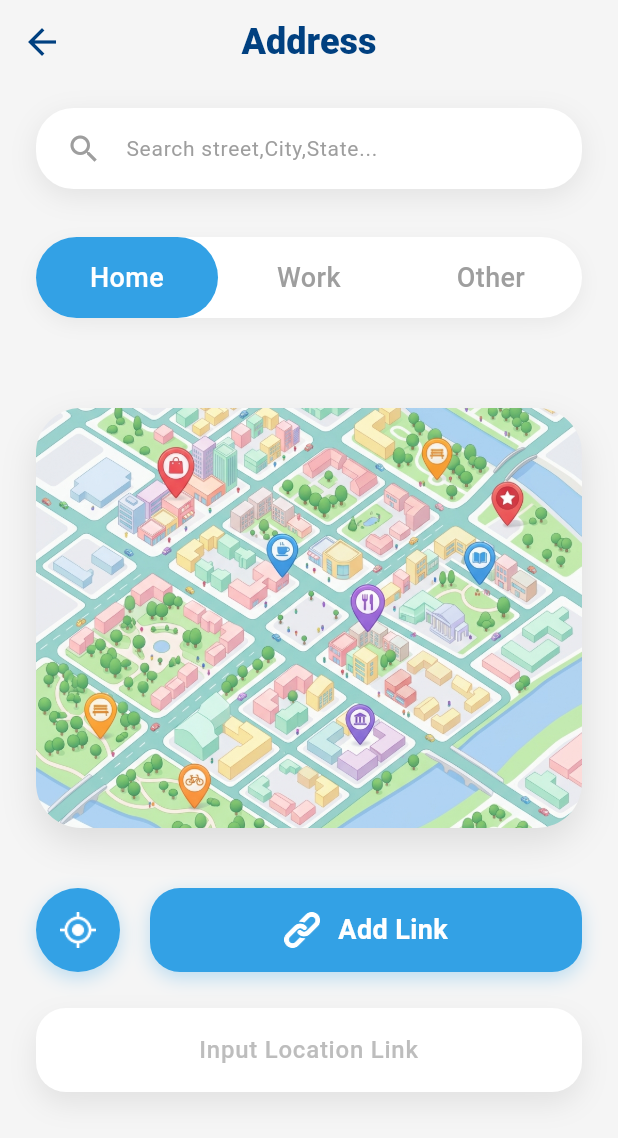
After one commit to AbdelnaeemOsama/contact_navigator, a Flutter app: the AddressPage screen opened directly, on a phone screen of 412 x 824 dp. The commit adds this screen. Shown: the top 1138 px of the screen. Run offline on Flutter 3.47's test engine with Material 3 defaults, Android fonts, the phone set to English and light mode, and no system bars; our stand-ins replace image_picker.

Commit message:
feat: implement address page UI and integrate assets

```diff
--- a/lib/features/contacts/add_contact_page.dart
+++ b/lib/features/contacts/add_contact_page.dart
@@ -2,6 +2,7 @@ import 'dart:io';
 import 'package:flutter/material.dart';
 import 'package:flutter/services.dart';
 import 'package:contact_navigator/core/theme/app_theme.dart';
+import 'package:contact_navigator/features/contacts/address_page.dart';
 import 'package:image_picker/image_picker.dart';
 
 
@@ -134,7 +135,15 @@ class _AddContactPageState extends State<AddContactPage> {
               ),
               _buildField(label: 'Email*', hint: 'Enter email address'),
 
-              _buildField(
+              GestureDetector(
+                onTap: () {
+                  Navigator.push(
+                    context,
+                    MaterialPageRoute(builder: (context) => const AddressPage()),
+                  );
+                },
+                child: AbsorbPointer(
+                  child: _buildField(
                     label: 'Address*',
                     hint: 'Enter address',
                     suffixIcon: Padding(
@@ -143,6 +152,8 @@ class _AddContactPageState extends State<AddContactPage> {
                         'assets/images/add contact/gps 1.png',
                         width: 20,
                         height: 20,
+                      ),
+                    ),
                   ),
                 ),
               ),
@@ -163,7 +174,7 @@ class _AddContactPageState extends State<AddContactPage> {
                   ],
                   image: const DecorationImage(
                     image: AssetImage(
-                        'assets/images/add contact/Modeling For Teens & Kids - Barbizon Modeling 4.png'),
+                        'assets/images/icons_adreeses_page/map_placeholder.png'),
                     fit: BoxFit.cover,
                   ),
                 ),
--- /dev/null
+++ b/lib/features/contacts/address_page.dart
@@ -0,0 +1,252 @@
+import 'package:flutter/material.dart';
+import 'package:contact_navigator/core/theme/app_theme.dart';
+
+class AddressPage extends StatefulWidget {
+  const AddressPage({super.key});
+
+  @override
+  State<AddressPage> createState() => _AddressPageState();
+}
+
+class _AddressPageState extends State<AddressPage> {
+  String selectedType = 'Home';
+
+  @override
+  Widget build(BuildContext context) {
+    return Scaffold(
+      backgroundColor: AppColors.background,
+      appBar: AppBar(
+        backgroundColor: Colors.transparent,
+        elevation: 0,
+        leading: IconButton(
+          icon: const Icon(
+            Icons.arrow_back,
+            color: Color(0xFF004080),
+            size: 28,
+          ),
+          onPressed: () => Navigator.pop(context),
+        ),
+        title: const Text(
+          'Address',
+          style: TextStyle(
+            color: Color(0xFF004080),
+            fontSize: 24,
+            fontWeight: FontWeight.w900,
+          ),
+        ),
+        centerTitle: true,
+      ),
+      body: SingleChildScrollView(
+        child: Padding(
+          padding: const EdgeInsets.symmetric(horizontal: 24.0),
+          child: Column(
+            children: [
+              const SizedBox(height: 16),
+              // Search Bar
+              Container(
+                decoration: BoxDecoration(
+                  color: Colors.white,
+                  borderRadius: BorderRadius.circular(25),
+                  boxShadow: [
+                    BoxShadow(
+                      color: Colors.black.withOpacity(0.08),
+                      blurRadius: 15,
+                      offset: const Offset(0, 5),
+                    ),
+                  ],
+                ),
+                child: const TextField(
+                  decoration: InputDecoration(
+                    hintText: 'Search street,City,State...',
+                    hintStyle: TextStyle(
+                      color: Color(0xFF9E9E9E),
+                      fontSize: 14,
+                      fontWeight: FontWeight.w400,
+                    ),
+                    prefixIcon: Padding(
+                      padding: EdgeInsets.only(left: 20.0, right: 12.0),
+                      child: Icon(
+                        Icons.search,
+                        color: Color(0xFF9E9E9E),
+                        size: 24,
+                      ),
+                    ),
+                    border: InputBorder.none,
+                    contentPadding: EdgeInsets.symmetric(vertical: 15),
+                  ),
+                ),
+              ),
+              const SizedBox(height: 32),
+              // Segmented Control
+              Container(
+                decoration: BoxDecoration(
+                  color: Colors.white,
+                  borderRadius: BorderRadius.circular(30),
+                  boxShadow: [
+                    BoxShadow(
+                      color: Colors.black.withOpacity(0.05),
+                      blurRadius: 10,
+                      offset: const Offset(0, 4),
+                    ),
+                  ],
+                ),
+                child: Row(
+                  children: [
+                    _buildTabItem('Home'),
+                    _buildTabItem('Work'),
+                    _buildTabItem('Other'),
+                  ],
+                ),
+              ),
+              const SizedBox(height: 60),
+              // Map Viewport
+              Container(
+                height: 280,
+                width: double.infinity,
+                decoration: BoxDecoration(
+                  borderRadius: BorderRadius.circular(30),
+                  boxShadow: [
+                    BoxShadow(
+                      color: Colors.black.withOpacity(0.1),
+                      blurRadius: 20,
+                      offset: const Offset(0, 10),
+                    ),
+                  ],
+                ),
+                child: ClipRRect(
+                  borderRadius: BorderRadius.circular(30),
+                  child: Image.asset(
+                    'assets/images/icons_adreeses_page/map_placeholder.png',
+                    fit: BoxFit.cover,
+                  ),
+                ),
+              ),
+              const SizedBox(height: 40),
+              // Action Buttons Row
+              Row(
+                children: [
+                  // Location Button
+                  Container(
+                    width: 56,
+                    height: 56,
+                    decoration: BoxDecoration(
+                      color: const Color(0xFF33A1E5),
+                      shape: BoxShape.circle,
+                      boxShadow: [
+                        BoxShadow(
+                          color: const Color(0xFF33A1E5).withOpacity(0.3),
+                          blurRadius: 10,
+                          offset: const Offset(0, 4),
+                        ),
+                      ],
+                    ),
+                    child: Center(
+                      child: Image.asset(
+                        'assets/images/icons_adreeses_page/gps (1) 1.png',
+                        width: 24,
+                        height: 24,
+                        color: Colors.white,
+                      ),
+                    ),
+                  ),
+                  const SizedBox(width: 20),
+                  // Add Link Button
+                  Expanded(
+                    child: Container(
+                      height: 56,
+                      decoration: BoxDecoration(
+                        color: const Color(0xFF33A1E5),
+                        borderRadius: BorderRadius.circular(20),
+                        boxShadow: [
+                          BoxShadow(
+                            color: const Color(0xFF33A1E5).withOpacity(0.3),
+                            blurRadius: 10,
+                            offset: const Offset(0, 4),
+                          ),
+                        ],
+                      ),
+                      child: Row(
+                        mainAxisAlignment: MainAxisAlignment.center,
+                        children: [
+                          Image.asset(
+                            'assets/images/icons_adreeses_page/link 1.png',
+                            width: 24,
+                            height: 24,
+                            color: Colors.white,
+                          ),
+                          const SizedBox(width: 12),
+                          const Text(
+                            'Add Link',
+                            style: TextStyle(
+                              color: Colors.white,
+                              fontSize: 18,
+                              fontWeight: FontWeight.bold,
+                            ),
+                          ),
+                        ],
+                      ),
+                    ),
+                  ),
+                ],
+              ),
+              const SizedBox(height: 24),
+              // Input Location Link field
+              Container(
+                decoration: BoxDecoration(
+                  color: Colors.white,
+                  borderRadius: BorderRadius.circular(20),
+                  boxShadow: [
+                    BoxShadow(
+                      color: Colors.black.withOpacity(0.08),
+                      blurRadius: 15,
+                      offset: const Offset(0, 8),
+                    ),
+                  ],
+                ),
+                child: const TextField(
+                  textAlign: TextAlign.center,
+                  decoration: InputDecoration(
+                    hintText: 'Input Location Link',
+                    hintStyle: TextStyle(
+                      color: Color(0xFFBDBDBD),
+                      fontSize: 16,
+                      fontWeight: FontWeight.w500,
+                    ),
+                    border: InputBorder.none,
+                    contentPadding: EdgeInsets.symmetric(vertical: 16),
+                  ),
+                ),
+              ),
+              const SizedBox(height: 40),
+            ],
+          ),
+        ),
+      ),
+    );
+  }
+
+  Widget _buildTabItem(String title) {
+    bool isSelected = selectedType == title;
+    return Expanded(
+      child: GestureDetector(
+        onTap: () => setState(() => selectedType = title),
+        child: Container(
+          padding: const EdgeInsets.symmetric(vertical: 14),
+          decoration: BoxDecoration(
+            color: isSelected ? const Color(0xFF33A1E5) : Colors.transparent,
+            borderRadius: BorderRadius.circular(30),
+          ),
+          child: Text(
+            title,
+            textAlign: TextAlign.center,
+            style: TextStyle(
+              color: isSelected ? Colors.white : const Color(0xFF9E9E9E),
+              fontSize: 18,
+              fontWeight: FontWeight.w500,
+            ),
+          ),
+        ),
+      ),
+    );
+  }
+}
--- a/pubspec.yaml
+++ b/pubspec.yaml
@@ -74,6 +74,7 @@ flutter:
     - assets/images/icons_contact_page/
     - assets/images/add contact/
     - assets/images/Categories/
+    - assets/images/icons_adreeses_page/
 
 
   # An image asset can refer to one or more resolution-specific "variants", see
```
Also changed, not shown: assets/images/icons_adreeses_page/Ellipse 4.png (added), assets/images/icons_adreeses_page/gps (1) 1.png (added), assets/images/icons_adreeses_page/link 1.png (added), assets/images/icons_adreeses_page/map_placeholder.png (added). Lines whose indentation alone changed are shown as unchanged.
